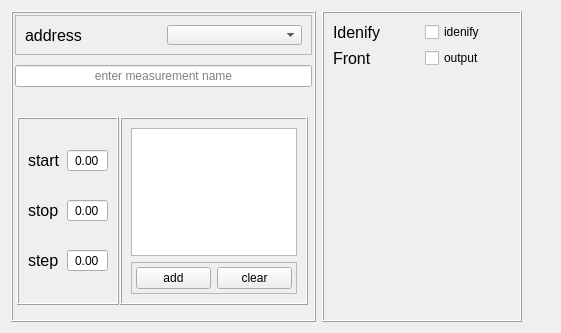
peterMysliwy/Py_By, file UIs/power_supply.ui: the form before one commit.
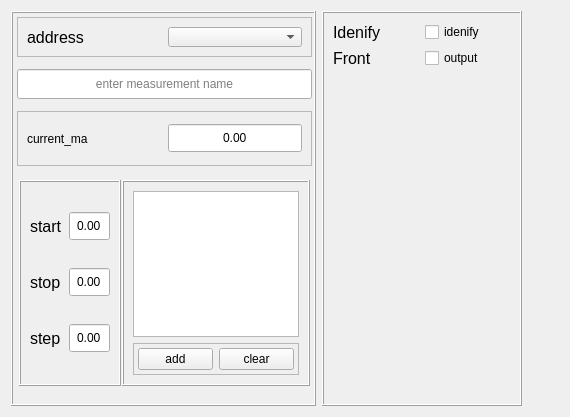
The form after the commit.

Commit message: updated power supply ui and py file

```diff
--- a/UIs/power_supply.ui
+++ b/UIs/power_supply.ui
@@ -6,14 +6,17 @@
    <rect>
     <x>0</x>
     <y>0</y>
-    <width>561</width>
-    <height>333</height>
+    <width>570</width>
+    <height>417</height>
    </rect>
   </property>
   <property name="windowTitle">
    <string>Form</string>
   </property>
   <layout class="QHBoxLayout" name="horizontalLayout">
+   <property name="spacing">
+    <number>6</number>
+   </property>
    <item>
     <widget class="QFrame" name="frame_7">
      <property name="minimumSize">
@@ -36,13 +39,13 @@
      </property>
      <layout class="QVBoxLayout" name="verticalLayout_6">
       <property name="spacing">
-       <number>10</number>
+       <number>12</number>
       </property>
       <property name="leftMargin">
-       <number>2</number>
+       <number>4</number>
       </property>
       <property name="topMargin">
-       <number>2</number>
+       <number>4</number>
       </property>
       <property name="rightMargin">
        <number>2</number>
@@ -89,8 +92,14 @@
       </item>
       <item>
        <widget class="QLineEdit" name="lineEdit">
-        <property name="inputMask">
-         <string/>
+        <property name="minimumSize">
+         <size>
+          <width>0</width>
+          <height>30</height>
+         </size>
+        </property>
+        <property name="inputMethodHints">
+         <set>Qt::ImhNone</set>
         </property>
         <property name="text">
          <string/>
@@ -103,6 +112,50 @@
         </property>
        </widget>
       </item>
+      <item>
+       <widget class="QFrame" name="frame">
+        <property name="minimumSize">
+         <size>
+          <width>0</width>
+          <height>55</height>
+         </size>
+        </property>
+        <property name="frameShape">
+         <enum>QFrame::StyledPanel</enum>
+        </property>
+        <property name="frameShadow">
+         <enum>QFrame::Raised</enum>
+        </property>
+        <layout class="QHBoxLayout" name="horizontalLayout_2">
+         <item>
+          <widget class="QLabel" name="label">
+           <property name="text">
+            <string>current_ma</string>
+           </property>
+          </widget>
+         </item>
+         <item>
+          <widget class="QDoubleSpinBox" name="doubleSpinBox">
+           <property name="minimumSize">
+            <size>
+             <width>0</width>
+             <height>30</height>
+            </size>
+           </property>
+           <property name="alignment">
+            <set>Qt::AlignCenter</set>
+           </property>
+           <property name="buttonSymbols">
+            <enum>QAbstractSpinBox::NoButtons</enum>
+           </property>
+           <property name="maximum">
+            <double>1000.000000000000000</double>
+           </property>
+          </widget>
+         </item>
+        </layout>
+       </widget>
+      </item>
       <item>
        <widget class="QWidget" name="parameters" native="true">
         <property name="minimumSize">
@@ -125,7 +178,7 @@
           <number>2</number>
          </property>
          <property name="topMargin">
-          <number>20</number>
+          <number>2</number>
          </property>
          <property name="rightMargin">
           <number>2</number>
@@ -144,6 +197,12 @@
            <layout class="QGridLayout" name="gridLayout_2">
             <item row="2" column="1">
              <widget class="QDoubleSpinBox" name="step">
+              <property name="minimumSize">
+               <size>
+                <width>0</width>
+                <height>30</height>
+               </size>
+              </property>
               <property name="alignment">
                <set>Qt::AlignCenter</set>
               </property>
@@ -166,6 +225,12 @@
             </item>
             <item row="1" column="1">
              <widget class="QDoubleSpinBox" name="stop">
+              <property name="minimumSize">
+               <size>
+                <width>0</width>
+                <height>30</height>
+               </size>
+              </property>
               <property name="alignment">
                <set>Qt::AlignCenter</set>
               </property>
@@ -188,6 +253,12 @@
             </item>
             <item row="0" column="1">
              <widget class="QDoubleSpinBox" name="start">
+              <property name="minimumSize">
+               <size>
+                <width>0</width>
+                <height>30</height>
+               </size>
+              </property>
               <property name="alignment">
                <set>Qt::AlignCenter</set>
               </property>
```
The commit also changes 2 other files.
